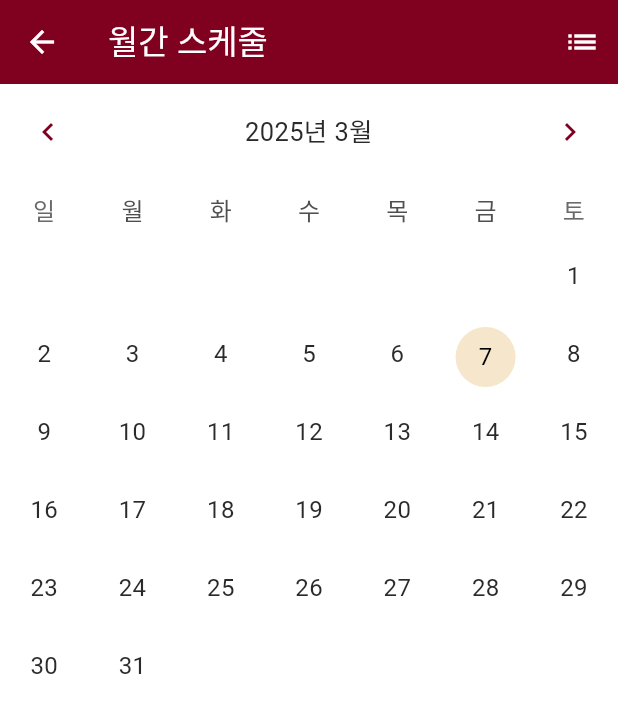
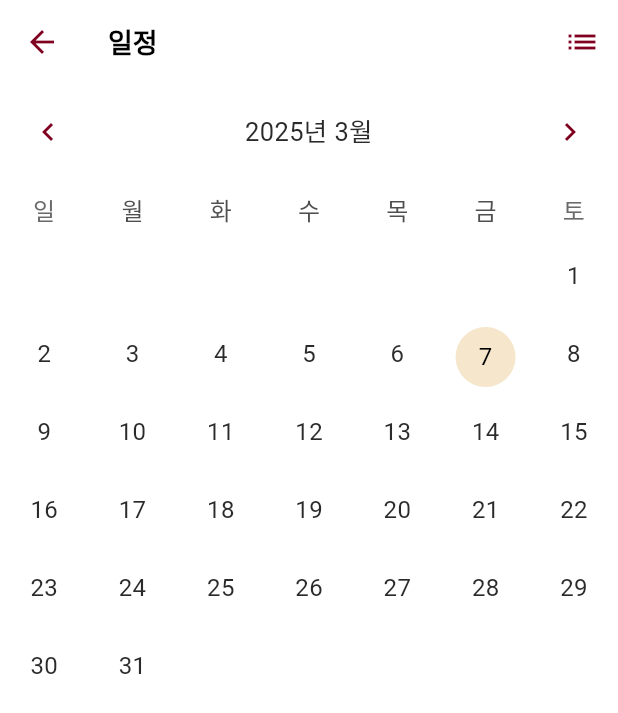
Before and after one commit to TaeBbong/chungmo-app, a Flutter app: the screen it shows after launch, after a tap on the "calendar today" icon, on a phone screen of 412 x 824 dp. Shown: the top 713 px of the screen. Run offline on Flutter 3.47's test engine with Material 3 defaults, Android fonts, the phone set to English and light mode, and no system bars; drawn by our look-alikes of table_calendar; our stand-ins replace dio, freezed_annotation, get, get_it, injectable, sqflite; accounts and stored records are empty.

Commit message:
feat: update appbar style

```diff
--- a/lib/presentation/pages/calendar/calendar_page.dart
+++ b/lib/presentation/pages/calendar/calendar_page.dart
@@ -29,7 +29,11 @@ class _CalendarPageState extends State<CalendarPage> {
   Widget build(BuildContext context) {
     return Scaffold(
       appBar: AppBar(
-        title: const Text("월간 스케줄"),
+        title: Text(
+          '일정',
+          style: TextStyle(
+              fontSize: 18, fontWeight: FontWeight.bold, color: Palette.black),
+        ),
         actions: [
           IconButton(
             icon: Icon(_isCalendarView ? Icons.list : Icons.calendar_month),
--- a/lib/presentation/pages/create/create_page.dart
+++ b/lib/presentation/pages/create/create_page.dart
@@ -2,7 +2,6 @@
 /// Pages(widget)
 ///
 /// Presentation layer connected with controller
-
 
 import 'package:flutter/material.dart';
 import 'package:get/get.dart';
@@ -21,7 +20,7 @@ class CreatePage extends StatelessWidget {
         leading: IconButton(
           icon: const Icon(Icons.calendar_today),
           onPressed: () {
-            Get.toNamed('/calendar'); // CalendarPage로 이동
+            Get.toNamed('/calendar');
           },
         ),
         actions: [
@@ -39,13 +38,19 @@ class CreatePage extends StatelessWidget {
           ),
         ],
       ),
-      body: Column(
-        mainAxisAlignment: MainAxisAlignment.center,
+      body: Stack(
         children: [
+          const Positioned(
+            top: 10,
+            left: 30,
+            child: Text('홈',
+                style: TextStyle(fontSize: 18, fontWeight: FontWeight.bold)),
+          ),
           Center(
             child: Obx(() {
               if (controller.isLoading.value) {
                 return const Column(
+                  mainAxisSize: MainAxisSize.min,
                   children: [
                     CircularProgressIndicator(),
                     SizedBox(height: 16),
@@ -55,7 +60,8 @@ class CreatePage extends StatelessWidget {
               }
               return Text(
                 controller.schedule.value?.link ?? '링크를 입력하세요.',
-                style: const TextStyle(fontSize: 18, fontWeight: FontWeight.bold),
+                style:
+                    const TextStyle(fontSize: 18, fontWeight: FontWeight.bold),
               );
             }),
           ),
@@ -69,7 +75,8 @@ class CreatePage extends StatelessWidget {
             borderRadius: BorderRadius.circular(12),
             boxShadow: [
               BoxShadow(
-                color: Colors.black.withValues(red: 0, blue: 0, green: 0, alpha: 0.1),
+                color: Colors.black
+                    .withValues(red: 0, blue: 0, green: 0, alpha: 0.1),
                 blurRadius: 10,
                 spreadRadius: 1,
               ),
@@ -81,7 +88,8 @@ class CreatePage extends StatelessWidget {
             decoration: InputDecoration(
               hintText: '링크 입력...',
               hintStyle: TextStyle(fontSize: 14, color: Palette.grey500),
-              contentPadding: const EdgeInsets.symmetric(vertical: 12, horizontal: 16),
+              contentPadding:
+                  const EdgeInsets.symmetric(vertical: 12, horizontal: 16),
               border: OutlineInputBorder(
                 borderRadius: BorderRadius.circular(8),
                 borderSide: BorderSide.none,
--- a/lib/presentation/theme/light_theme.dart
+++ b/lib/presentation/theme/light_theme.dart
@@ -13,8 +13,8 @@ class LightTheme {
         bodySmall: TextStyle(color: Palette.grey700, fontSize: 14),
       ),
       appBarTheme: AppBarTheme(
-        backgroundColor: Palette.burgundy,
-        foregroundColor: Palette.white,
+        backgroundColor: Palette.white,
+        foregroundColor: Palette.burgundy,
         elevation: 0,
       ),
       buttonTheme: ButtonThemeData(
```
